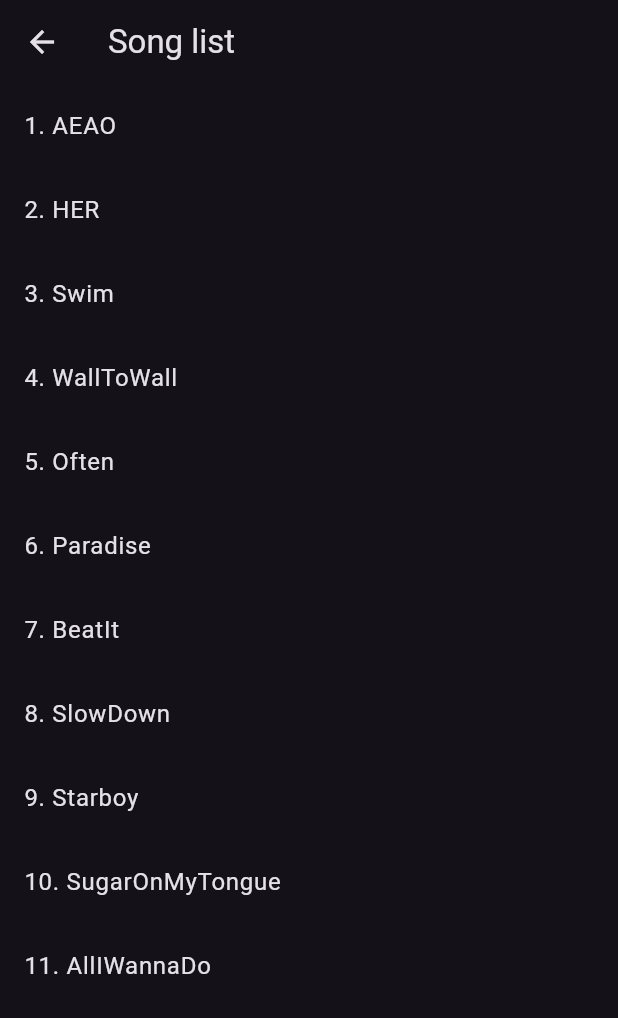
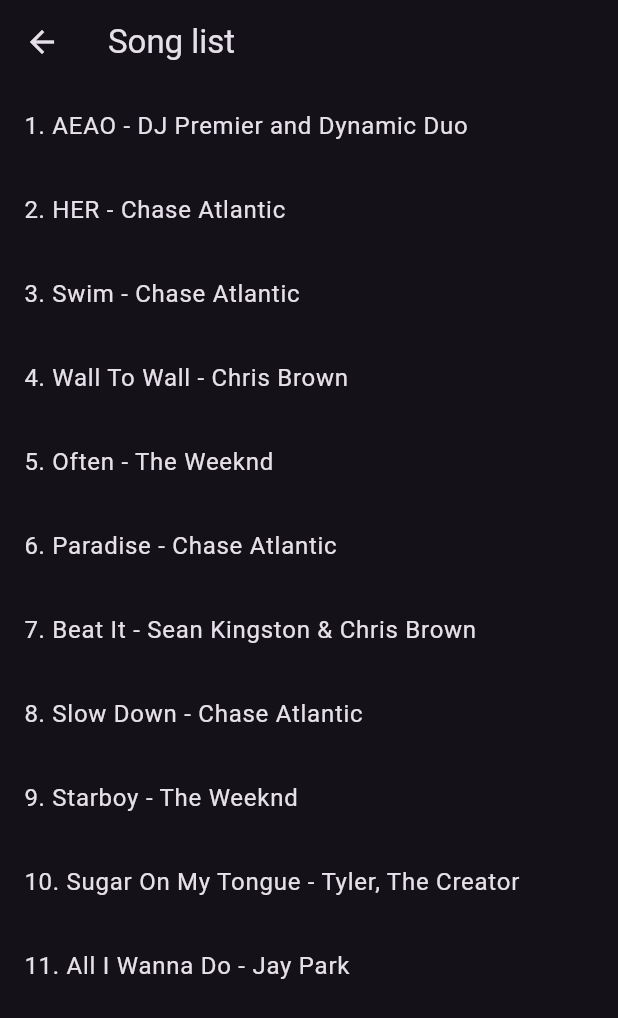
Before and after one commit to rainbowmole/app_development_w-_flutter, a Flutter app: the ActivityPage1 screen opened directly, after a tap on the "library music" icon, on a phone screen of 412 x 824 dp. Shown: the top 1018 px of the screen. Run offline on Flutter 3.47's test engine with Material 3 defaults, Android fonts, the phone set to English and light mode, and no system bars; our stand-ins replace audioplayers.

Commit message:
added song

```diff
--- a/lib/pages/act1_page.dart
+++ b/lib/pages/act1_page.dart
@@ -24,17 +24,17 @@ class _YourMusicPlayer extends State<ActivityPage1>{
   Duration _position = Duration.zero; //the current time position of the song being played
 
   List<String> songs = [ //song list
-    "assets/music/AEAO.mp3",
-    "assets/music/HER.mp3",
-    "assets/music/Swim.mp3",
-    "assets/music/WallToWall.mp3",
-    "assets/music/Often.mp3",
-    "assets/music/Paradise.mp3",
-    "assets/music/BeatIt.mp3",
-    "assets/music/SlowDown.mp3",
-    "assets/music/Starboy.mp3",
-    "assets/music/SugarOnMyTongue.mp3",
-    "assets/music/AllIWannaDo.mp3"
+    "assets/music/AEAO - DJ Premier and Dynamic Duo.mp3",
+    "assets/music/HER - Chase Atlantic.mp3",
+    "assets/music/Swim - Chase Atlantic.mp3",
+    "assets/music/Wall To Wall - Chris Brown.mp3",
+    "assets/music/Often - The Weeknd.mp3",
+    "assets/music/Paradise - Chase Atlantic.mp3",
+    "assets/music/Beat It - Sean Kingston & Chris Brown.mp3",
+    "assets/music/Slow Down - Chase Atlantic.mp3",
+    "assets/music/Starboy - The Weeknd.mp3",
+    "assets/music/Sugar On My Tongue - Tyler, The Creator.mp3",
+    "assets/music/All I Wanna Do - Jay Park.mp3"
   ];
 
   List<String> cover = [ //song cover
```
Also changed, not shown: 1 other file.
